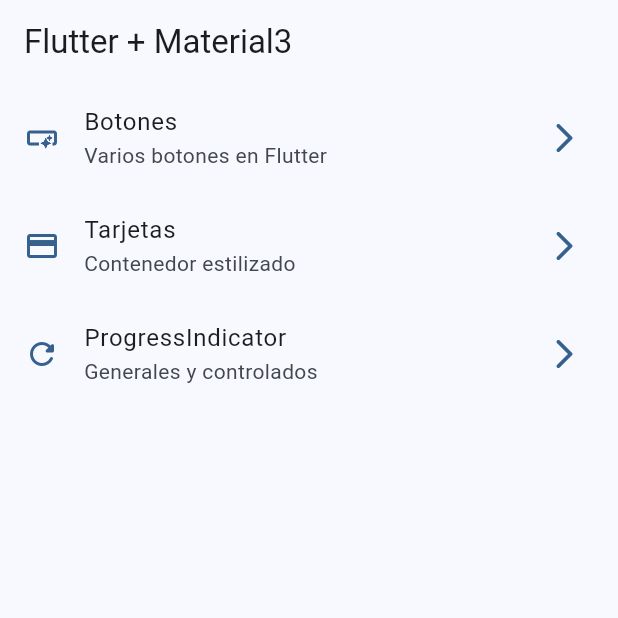
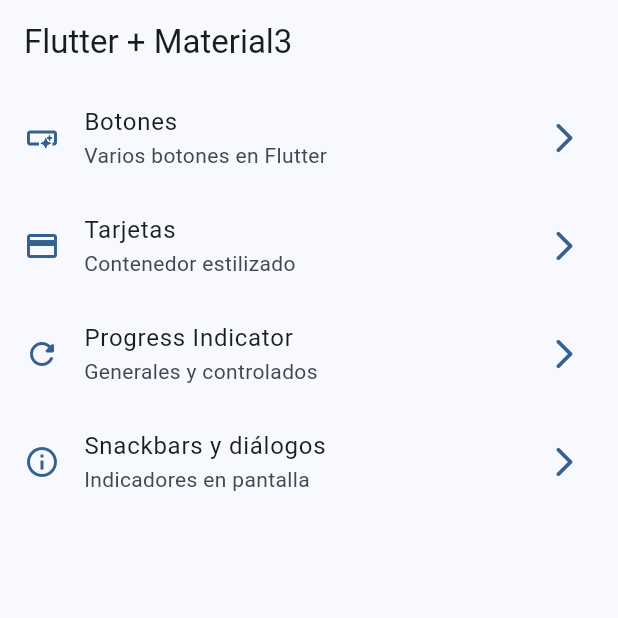
Before and after one commit to Joseeop/widget_app, a Flutter app: the screen it shows after launch, on a phone screen of 412 x 824 dp, the top half of it. Run offline on Flutter 3.47's test engine with Material 2 defaults, Android fonts, the phone set to English and light mode, and no system bars; our stand-ins replace go_router.

Commit message:
Implementado Snackbar

```diff
--- a/lib/config/menu/menu_items.dart
+++ b/lib/config/menu/menu_items.dart
@@ -31,8 +31,14 @@
     icon: Icons.credit_card),
 
     MenuItem(
-    title: 'ProgressIndicator',
+    title: 'Progress Indicator',
     subTitle: 'Generales y controlados',
     link: '/progress',
     icon: Icons.refresh_rounded),
+
+    MenuItem(
+    title: 'Snackbars y diálogos',
+    subTitle: 'Indicadores en pantalla',
+    link: '/snackbars',
+    icon: Icons.info_outline),
 };
--- a/lib/config/router/app_router.dart
+++ b/lib/config/router/app_router.dart
@@ -27,5 +27,10 @@
       path: '/progress',
       builder: (context, state) => const ProgressScreen(),
     ),
+     GoRoute(
+      name: SnackbarScreen.name,
+      path: '/snackbars',
+      builder: (context, state) => const SnackbarScreen(),
+    ),
   ],
 );
```
Also changed, not shown: lib/presentation/screens/snackbar/snackbar_screen.dart (+27 -1 lines), 1 other file.
